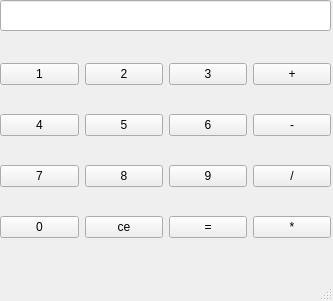
Qt form HesapMak.ui (ibrahimediz/Basic_Calculator_with_Python3_PyQT5) before a commit.
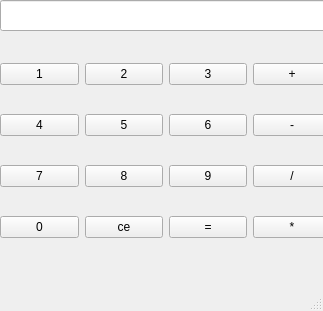
The same form after that commit.

Commit message: İlk Commit2

The edit to the form file:
```diff
--- a/HesapMak.ui
+++ b/HesapMak.ui
@@ -6,8 +6,8 @@
    <rect>
     <x>0</x>
     <y>0</y>
-    <width>333</width>
-    <height>301</height>
+    <width>323</width>
+    <height>311</height>
    </rect>
   </property>
   <property name="windowTitle">
```
Left out of the diff: 4 changed lines with no effect on the pictures.
